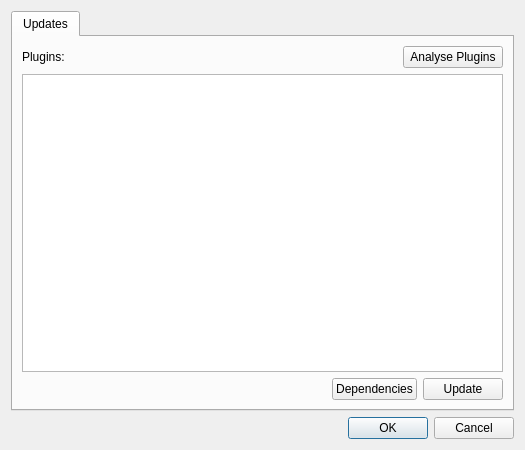
Above: mapclient/tools/qt/advanceddialog.ui from hsorby/mapclient-src before the change. Below: the same form after it.
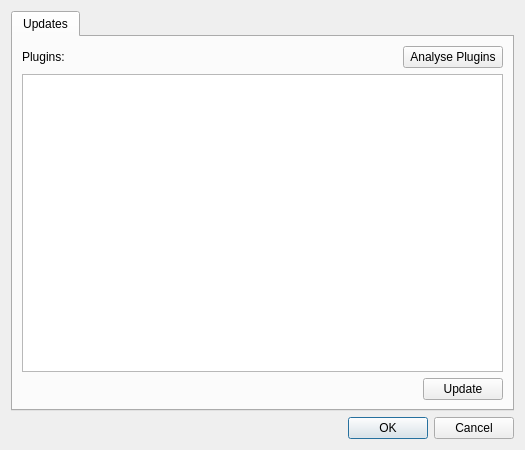
That is the form after the change. Icons and pictures are not drawn.

Diff of the .ui file:
```diff
--- a/mapclient/tools/qt/advanceddialog.ui
+++ b/mapclient/tools/qt/advanceddialog.ui
@@ -102,19 +102,6 @@
            </property>
           </spacer>
          </item>
-         <item>
-          <widget class="QPushButton" name="dependenciesButton">
-           <property name="minimumSize">
-            <size>
-             <width>85</width>
-             <height>0</height>
-            </size>
-           </property>
-           <property name="text">
-            <string>Dependencies</string>
-           </property>
-          </widget>
-         </item>
          <item>
           <widget class="QPushButton" name="updateButton">
            <property name="text">
```
